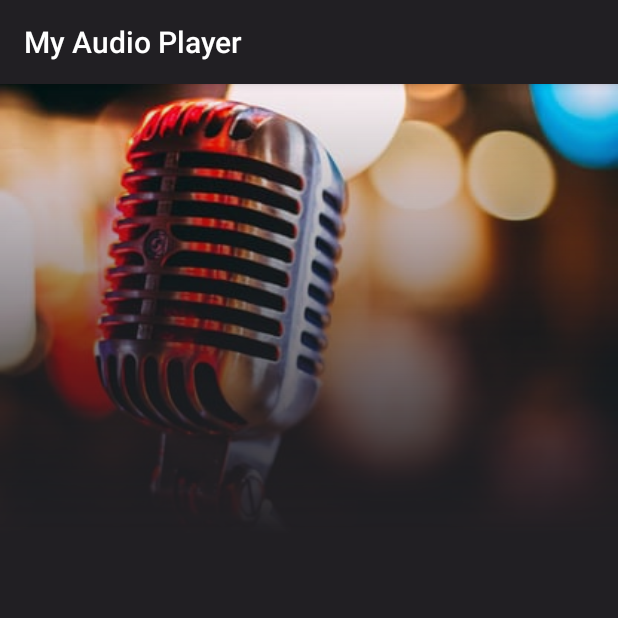
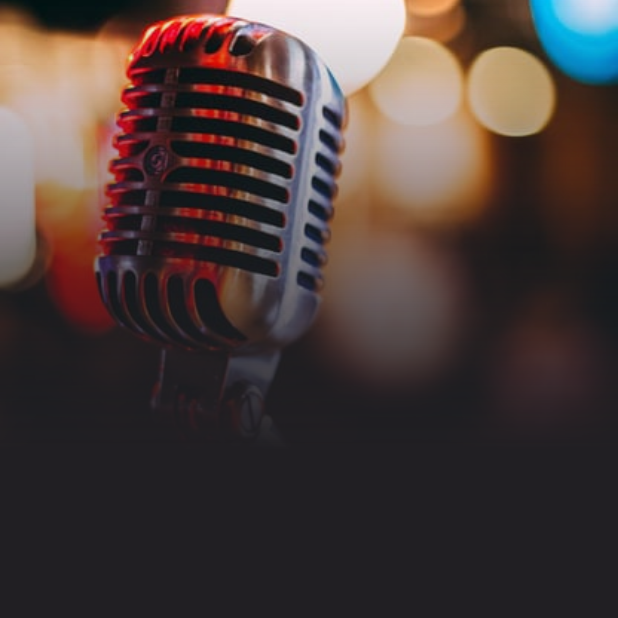
Before and after one commit to minhduc-1999/AudioPlayer, an Android app: the AlbumDetails screen opened directly, with no data from a screen before it, on a phone screen of 412 x 824 dp, the top half of it. Run offline under Robolectric (Android 15) with nearby library versions, the phone set to English and light mode, and no system bars; 1 statement that could not run was skipped.

Commit message:
fix theme

```diff
--- a/MyAudioPlayer/app/src/main/AndroidManifest.xml
+++ b/MyAudioPlayer/app/src/main/AndroidManifest.xml
@@ -11,8 +11,8 @@
         android:roundIcon="@mipmap/ic_launcher_round"
         android:supportsRtl="true"
         android:theme="@style/AppTheme">
-        <activity android:name=".AlbumDetails"></activity>
-        <activity android:name=".PlayerActivity" />
+        <activity android:name=".AlbumDetails" android:theme="@style/ThemeNAB"></activity>
+        <activity android:name=".PlayerActivity" android:theme="@style/ThemeNAB"/>
         <activity android:name=".MainActivity">
             <intent-filter>
                 <action android:name="android.intent.action.MAIN" />
--- a/MyAudioPlayer/app/src/main/res/values/styles.xml
+++ b/MyAudioPlayer/app/src/main/res/values/styles.xml
@@ -6,5 +6,9 @@
         <item name="colorPrimaryDark">@color/colorPrimaryDark</item>
         <item name="colorAccent">@color/colorAccent</item>
     </style>
-
+    <style name="ThemeNAB" parent="Theme.AppCompat.Light.NoActionBar">
+        <item name="colorPrimary">@color/colorPrimary</item>
+        <item name="colorPrimaryDark">@color/colorPrimaryDark</item>
+        <item name="colorAccent">@color/colorAccent</item>
+    </style>
 </resources>
```
